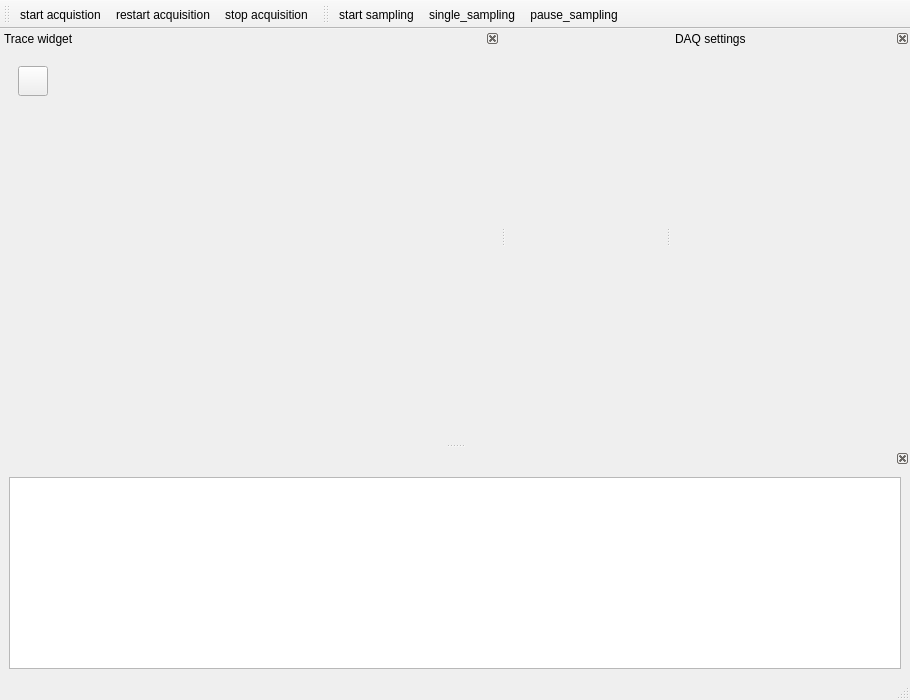
fsch-d/cronoacq, file cronoacqdlg.ui: the form before one commit.
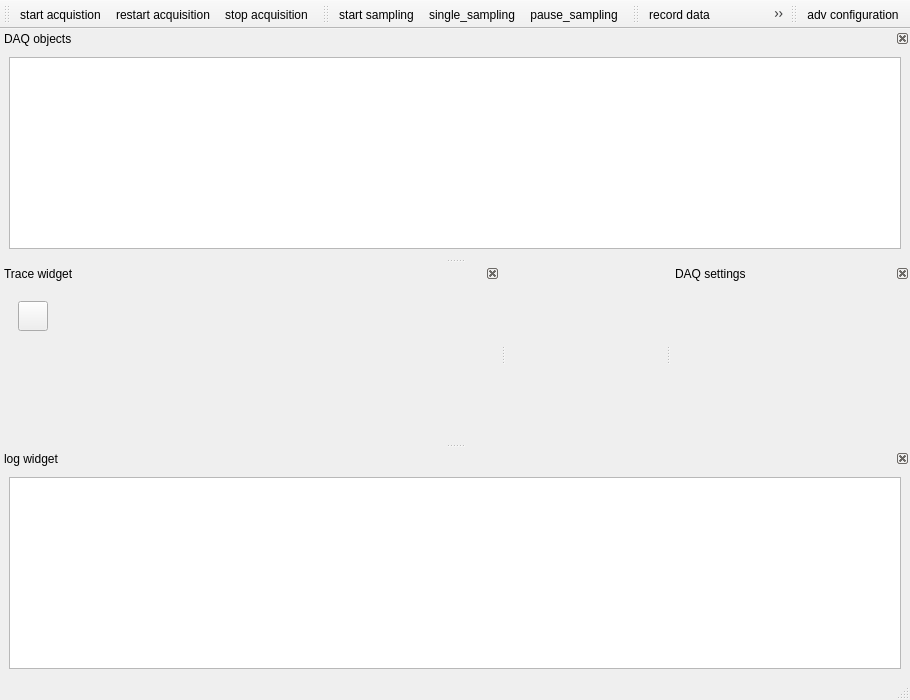
The form after the commit. Icons and pictures are not drawn. Custom widgets are drawn as their Qt base class.

What changed in the file:
```diff
--- a/cronoacqdlg.ui
+++ b/cronoacqdlg.ui
@@ -107,6 +107,9 @@
    <property name="features">
     <set>QDockWidget::DockWidgetClosable|QDockWidget::DockWidgetMovable</set>
    </property>
+   <property name="windowTitle">
+    <string>log widget</string>
+   </property>
    <attribute name="dockWidgetArea">
     <number>8</number>
    </attribute>
@@ -232,6 +235,62 @@
     </layout>
    </widget>
   </widget>
+  <widget class="QDockWidget" name="objectdockWidget">
+   <property name="features">
+    <set>QDockWidget::DockWidgetClosable|QDockWidget::DockWidgetMovable</set>
+   </property>
+   <property name="windowTitle">
+    <string>DAQ objects</string>
+   </property>
+   <attribute name="dockWidgetArea">
+    <number>4</number>
+   </attribute>
+   <widget class="QWidget" name="dockWidgetContents_2">
+    <layout class="QVBoxLayout" name="verticalLayout_4">
+     <item>
+      <widget class="QTreeView" name="treeView">
+       <property name="autoFillBackground">
+        <bool>true</bool>
+       </property>
+       <property name="midLineWidth">
+        <number>1</number>
+       </property>
+       <property name="alternatingRowColors">
+        <bool>true</bool>
+       </property>
+       <property name="animated">
+        <bool>false</bool>
+       </property>
+      </widget>
+     </item>
+    </layout>
+   </widget>
+  </widget>
+  <widget class="QToolBar" name="toolBar_3">
+   <property name="windowTitle">
+    <string>toolBar_3</string>
+   </property>
+   <attribute name="toolBarArea">
+    <enum>TopToolBarArea</enum>
+   </attribute>
+   <attribute name="toolBarBreak">
+    <bool>false</bool>
+   </attribute>
+   <addaction name="actionrecord_data"/>
+   <addaction name="actionstop_recording"/>
+  </widget>
+  <widget class="QToolBar" name="toolBar_4">
+   <property name="windowTitle">
+    <string>toolBar_4</string>
+   </property>
+   <attribute name="toolBarArea">
+    <enum>TopToolBarArea</enum>
+   </attribute>
+   <attribute name="toolBarBreak">
+    <bool>false</bool>
+   </attribute>
+   <addaction name="actionadv_configuration"/>
+  </widget>
   <action name="actionstart_acquistion">
    <property name="icon">
     <iconset resource="cronoacq_ressources.qrc">
@@ -286,6 +345,33 @@
     <string>pause_sampling</string>
    </property>
   </action>
+  <action name="actionadv_configuration">
+   <property name="icon">
+    <iconset resource="cronoacq_ressources.qrc">
+     <normaloff>:/icons/conffile.svg</normaloff>:/icons/conffile.svg</iconset>
+   </property>
+   <property name="text">
+    <string>adv configuration</string>
+   </property>
+  </action>
+  <action name="actionrecord_data">
+   <property name="icon">
+    <iconset resource="cronoacq_ressources.qrc">
+     <normaloff>:/icons/record_reg.svg</normaloff>:/icons/record_reg.svg</iconset>
+   </property>
+   <property name="text">
+    <string>record data</string>
+   </property>
+  </action>
+  <action name="actionstop_recording">
+   <property name="icon">
+    <iconset resource="cronoacq_ressources.qrc">
+     <normaloff>:/icons/record_stop_reg.svg</normaloff>:/icons/record_stop_reg.svg</iconset>
+   </property>
+   <property name="text">
+    <string>stop recording</string>
+   </property>
+  </action>
   <zorder>propertydockWidget</zorder>
  </widget>
  <customwidgets>
```
Left out of the diff: 10 changed lines with no effect on the pictures.
